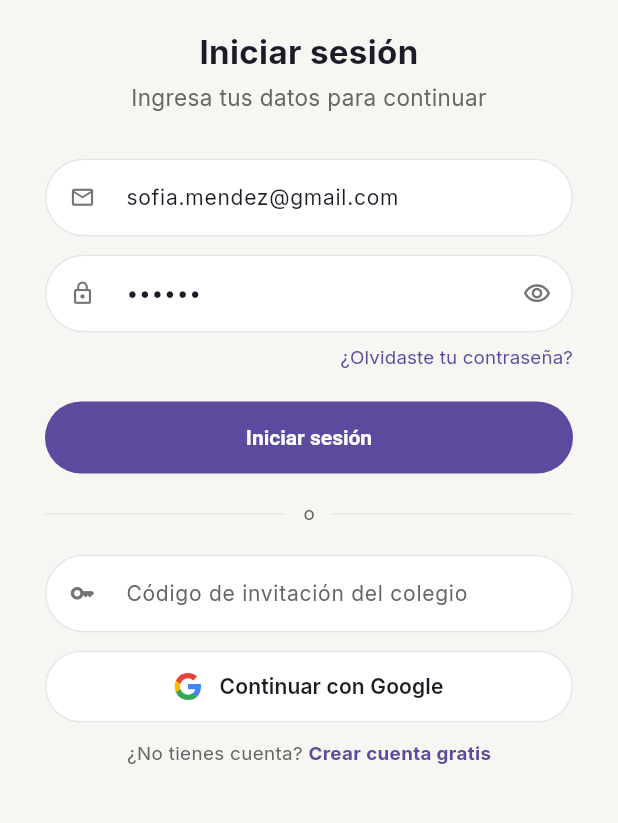
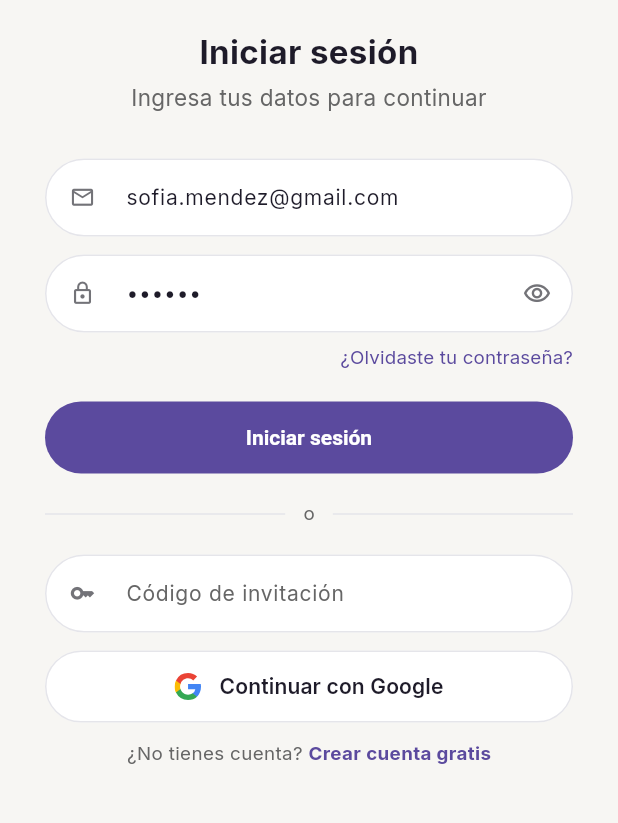
Before and after one commit to LarryBryan7/kolexa-app, a Flutter app: the LoginPage screen opened by its route, on a phone screen of 412 x 824 dp, the part 167-990 px from its top. Run offline on Flutter 3.47's test engine with Material 3 defaults, Android fonts, the light colour scheme and no system bars; our stand-ins replace cached_network_image, dio, equatable, firebase_core, firebase_messaging, flutter_bloc and 7 more; accounts and stored records are empty.

Commit message:
feat(mobile): match parent login copy to Figma, spinner on Google button
Title/subtitle/code-field hint now use the parent-specific copy from
the "04 — Login v2 Padre" Figma frame instead of the generic login
text. The Google button also shows a loading spinner while signing
in, mirroring the existing "Iniciar sesión" button's pattern.

```diff
--- a/mobile/lib/features/auth/ui/login_page.dart
+++ b/mobile/lib/features/auth/ui/login_page.dart
@@ -171,10 +171,10 @@ class _LoginPageState extends State<LoginPage> {
 
                     // ── Título ────────────────────────────────
                     const SizedBox(height: 19),
-                    const Text(
-                      'Iniciar sesión',
+                    Text(
+                      _isParent ? 'Ingresa a Kolexa' : 'Iniciar sesión',
                       textAlign: TextAlign.center,
-                      style: TextStyle(
+                      style: const TextStyle(
                         fontSize: 22,
                         fontWeight: FontWeight.w700,
                         color: _kTextDark,
@@ -185,7 +185,7 @@ class _LoginPageState extends State<LoginPage> {
                     const SizedBox(height: 5),
                     Text(
                       _isParent
-                          ? 'Continúa con tu cuenta de Google'
+                          ? 'Brindanos el código que te generó tu colegio y continúa con Google'
                           : 'Ingresa tus datos para continuar',
                       textAlign: TextAlign.center,
                       style: const TextStyle(fontSize: 15, color: _kTextGray),
@@ -340,7 +340,7 @@ class _LoginPageState extends State<LoginPage> {
                         enabled: !isLoading,
                         style: const TextStyle(color: _kTextDark, fontSize: 14),
                         decoration: _fieldDecoration(
-                          hint: 'Código de invitación del colegio',
+                          hint: 'Código de invitación',
                           icon: Icons.key_outlined,
                         ),
                       ),
@@ -363,7 +363,16 @@ class _LoginPageState extends State<LoginPage> {
                           ),
                         ),
                         onPressed: isLoading ? null : _onGoogleLoginPressed,
-                        child: Row(
+                        child: isLoading
+                            ? const SizedBox(
+                                height: 20,
+                                width: 20,
+                                child: CircularProgressIndicator(
+                                  strokeWidth: 2,
+                                  color: _kPrimary,
+                                ),
+                              )
+                            : Row(
                                 mainAxisAlignment: MainAxisAlignment.center,
                                 children: [
                                   SvgPicture.asset(
```
Lines whose indentation alone changed are shown as unchanged.
